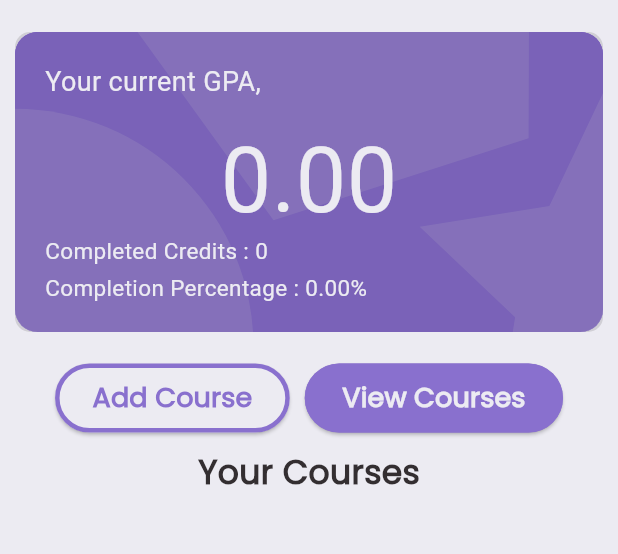
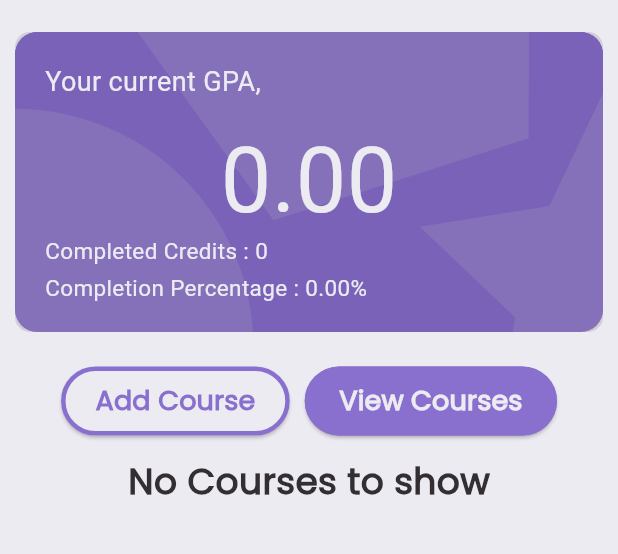
Before and after one commit to Darkhenrhal/MyGPA, a Flutter app: the HomePage screen opened directly, after a tap on "Add Course", after a tap on "View Courses", on a phone screen of 412 x 824 dp, the part 67-621 px from its top. Run offline on Flutter 3.47's test engine with Material 3 defaults, Android fonts, the light colour scheme and no system bars; our stand-ins replace animated_splash_screen, email_validator, flutter_svg, lottie, sqflite; accounts and stored records are empty.

Commit message:
The UI Completed

```diff
--- a/mygpa/lib/main.dart
+++ b/mygpa/lib/main.dart
@@ -1,6 +1,5 @@
 import 'package:flutter/material.dart';
 import 'package:mygpa/pages/splashscreen.dart';
-
 void main() {
   runApp(const MyApp());
 }
--- a/mygpa/lib/pages/home.dart
+++ b/mygpa/lib/pages/home.dart
@@ -56,8 +56,6 @@ class _HomePageState extends State<HomePage> {
     });
 
   }
-
-
 
   @override
   void clear() {
@@ -330,7 +328,7 @@ class _HomePageState extends State<HomePage> {
 
   Widget _buildHomeButtons(BuildContext context) {
     return Padding(
-      padding: const EdgeInsets.all(0),
+      padding: const EdgeInsets.all(2),
       child: ButtonBar(
         alignment: MainAxisAlignment.center,
         buttonPadding: const EdgeInsets.symmetric(horizontal: 10),
@@ -374,7 +372,7 @@ class _HomePageState extends State<HomePage> {
               0xff8970ce); // Text color based on selection
         }),
         padding: WidgetStateProperty.all<EdgeInsetsGeometry>(
-          const EdgeInsets.symmetric(horizontal: 25, vertical: 10),
+          const EdgeInsets.symmetric(horizontal: 23, vertical: 10),
         ),
         shape: WidgetStateProperty.all<RoundedRectangleBorder>(
           RoundedRectangleBorder(
@@ -640,7 +638,7 @@ class _HomePageState extends State<HomePage> {
               'Add Course',
               style: TextStyle(
                 color: Color(0xff332e31),
-                fontSize: 22,
+                fontSize: 24,
                 fontWeight: FontWeight.w600,
                 fontFamily: 'Poppins',
               ),
@@ -680,7 +678,7 @@ class _HomePageState extends State<HomePage> {
             selectedItem: selectedGrade,
             onChanged: onGradeChanged,
           ),
-          const SizedBox(height: 15),
+          const SizedBox(height: 30),
 
           ElevatedButton(
 
@@ -698,7 +696,7 @@ class _HomePageState extends State<HomePage> {
               ),
               foregroundColor: WidgetStateProperty.all<Color>(const Color(0xfffcffff),), // Text color
               padding: WidgetStateProperty.all<EdgeInsetsGeometry>(
-                const EdgeInsets.symmetric(horizontal: 133, vertical: 10),
+                const EdgeInsets.symmetric(horizontal: 50, vertical: 10),
               ),
               shape: WidgetStateProperty.all<RoundedRectangleBorder>(
                 RoundedRectangleBorder(
@@ -716,6 +714,7 @@ class _HomePageState extends State<HomePage> {
               ),
             ),
           ),
+          const SizedBox(height: 30),
 
         ],
       ),
@@ -724,6 +723,7 @@ class _HomePageState extends State<HomePage> {
 
   Drawer _buildDrawer() {
     return Drawer(
+      backgroundColor: Color(0xfffcffff),
       child: ListView(
 
         padding: EdgeInsets.zero,
@@ -792,6 +792,7 @@ class _HomePageState extends State<HomePage> {
   }
 
   Widget _buildCourseList(
+
       BuildContext context,
       ) {
     Map<int, List<Course>> groupedCourses = {};
@@ -804,16 +805,21 @@ class _HomePageState extends State<HomePage> {
 
 
     List<int> sortedSemesters = groupedCourses.keys.toList()..sort();
-
+    String title="";
+    if(groupedCourses.isNotEmpty){
+      title="Your Courses";
+    }else{
+      title="No Courses to show";
+    }
     return Container(
       padding: const EdgeInsets.only(left:10,right: 10,top: 0,bottom: 0),
       child: Column(
         children: <Widget>[
-          const Text(
-            'Your Courses',
-            style: TextStyle(
+           Text(
+            title,
+            style: const TextStyle(
               color: Color(0xff332e31),
-              fontSize: 22,
+              fontSize: 24,
               fontWeight: FontWeight.w600,
               fontFamily: 'Poppins',
             ),
@@ -823,6 +829,7 @@ class _HomePageState extends State<HomePage> {
             return Column(
               crossAxisAlignment: CrossAxisAlignment.start,
               children: <Widget>[
+                const SizedBox(height: 15,),
                 Align(
                   alignment: Alignment.centerLeft,
                   child: Text(
@@ -837,6 +844,7 @@ class _HomePageState extends State<HomePage> {
                     ),
                   ),
                 ),
+                const SizedBox(height: 10,),
                 // ...entry.value.map((course) => _buildCourseCard(
                 //   context,
                 //   course,
```
Also changed, not shown: mygpa/lib/pages/aboutapp.dart (+23 -12 lines), mygpa/lib/pages/register.dart (+5 -4 lines), mygpa/lib/pages/settings.dart (+22 -11 lines), mygpa/lib/pages/setup.dart (+5 -4 lines), mygpa/pubspec.yaml (+8 -15 lines), mygpa/assets/icons/icon.svg (deleted), mygpa/assets/images/about.svg, mygpa/assets/images/icon.png (added), mygpa/fonts/Montserrat.ttf (deleted), mygpa/fonts/PlaywriteMX.ttf (deleted), mygpa/pubspec.lock, 28 other files.
